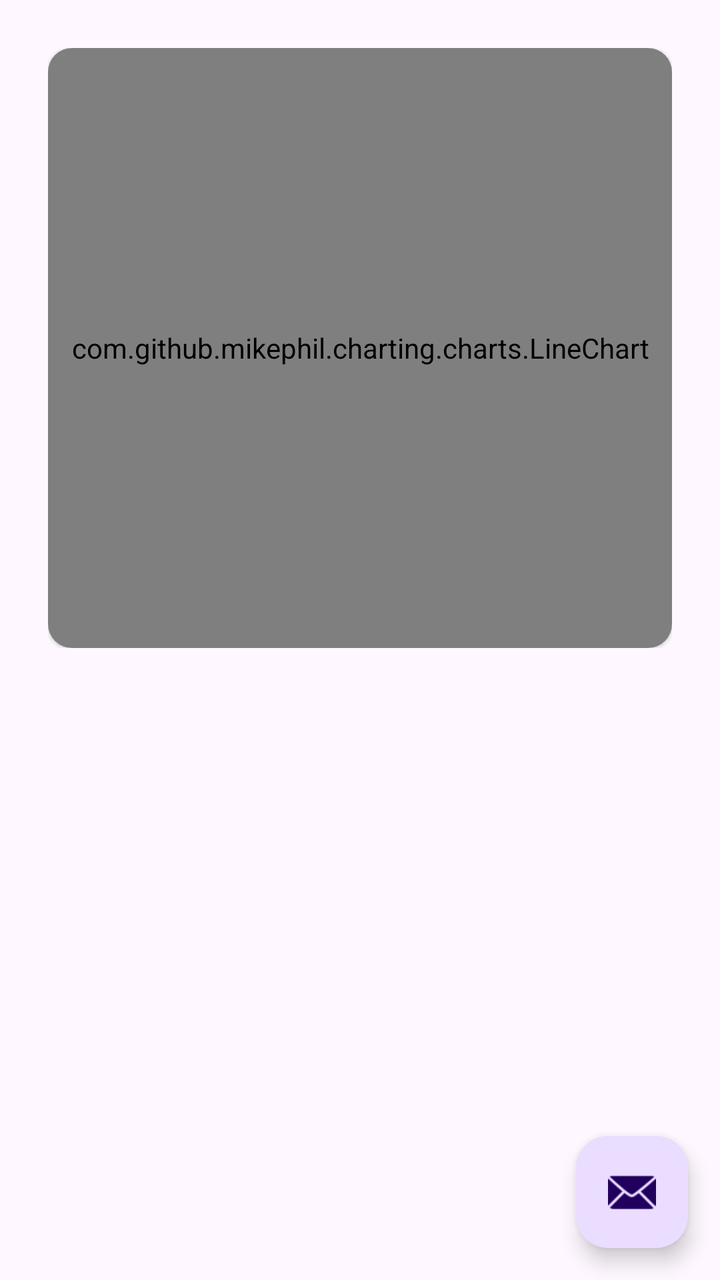
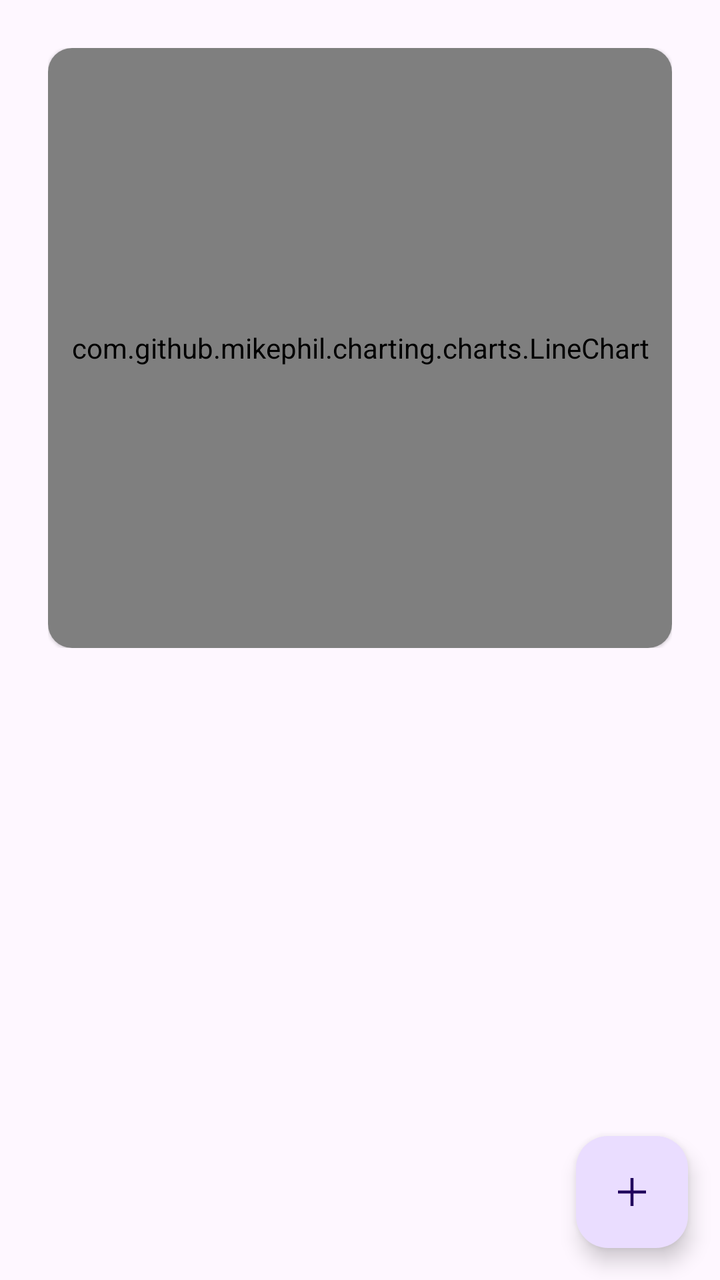

Two renders of the same Android screen: before a commit and after it. Below are the layout's source before the change and the commit's diff.
<!-- AndroidManifest.xml: application theme Theme.TaskTracker -->
<!-- res/layout/fragment_dashboard.xml -->
<?xml version="1.0" encoding="utf-8"?>
<androidx.constraintlayout.widget.ConstraintLayout xmlns:android="http://schemas.android.com/apk/res/android"
    xmlns:app="http://schemas.android.com/apk/res-auto"
    xmlns:tools="http://schemas.android.com/tools"
    android:layout_width="match_parent"
    android:layout_height="match_parent"
    android:fitsSystemWindows="true"
    tools:context=".gui.fragments.DashboardFragment">

        <androidx.core.widget.NestedScrollView
            android:layout_width="match_parent"
            android:layout_height="match_parent">

                <androidx.constraintlayout.widget.ConstraintLayout
                    android:layout_width="match_parent"
                    android:layout_height="match_parent"
                    android:padding="24dp">

                        <com.google.android.material.card.MaterialCardView
                            android:layout_width="match_parent"
                            android:layout_height="wrap_content"
                            style="?attr/materialCardViewElevatedStyle"
                            app:layout_constraintBottom_toBottomOf="parent"
                            app:layout_constraintEnd_toEndOf="parent"
                            app:layout_constraintStart_toStartOf="parent"
                            app:layout_constraintTop_toTopOf="parent" >

                                <com.github.mikephil.charting.charts.LineChart
                                    android:layout_width="match_parent"
                                    android:layout_height="300dp"
                                    android:id="@+id/chart_view"/>

                        </com.google.android.material.card.MaterialCardView>

                </androidx.constraintlayout.widget.ConstraintLayout>

        </androidx.core.widget.NestedScrollView>

        <com.google.android.material.floatingactionbutton.FloatingActionButton
            android:id="@+id/button_insert_entry"
            android:layout_width="wrap_content"
            android:layout_height="wrap_content"
            app:layout_constraintEnd_toEndOf="parent"
            app:layout_constraintBottom_toBottomOf="parent"
            android:layout_marginEnd="16dp"
            android:layout_marginBottom="16dp"
            app:srcCompat="@android:drawable/ic_dialog_email" />

</androidx.constraintlayout.widget.ConstraintLayout>
<!-- resources referenced by this layout -->
<resources>
  <style name="Theme.TaskTracker" parent="Base.Theme.TaskTracker" />
  <style name="Base.Theme.TaskTracker" parent="Theme.Material3.DayNight.NoActionBar">
          
          
      </style>
</resources>

<!-- the commit's change to res/layout/fragment_dashboard.xml (unified diff, before → after) -->
@@ -44,6 +44,6 @@
             app:layout_constraintBottom_toBottomOf="parent"
             android:layout_marginEnd="16dp"
             android:layout_marginBottom="16dp"
-            app:srcCompat="@android:drawable/ic_dialog_email" />
+            app:srcCompat="@drawable/ic_add" />
 
 </androidx.constraintlayout.widget.ConstraintLayout>
<!-- resource entries referenced after the edit -->
@@ -1,5 +1,16 @@
 <!-- resources referenced by this layout -->
 <resources>
+  <!-- drawable ic_add (drawable) -->
+  <vector xmlns:android="http://schemas.android.com/apk/res/android"
+      android:width="48dp"
+      android:height="48dp"
+      android:viewportWidth="48"
+      android:viewportHeight="48"
+      android:tint="?attr/colorControlNormal">
+    <path
+        android:fillColor="@android:color/white"
+        android:pathData="M22.5,38V25.5H10V22.5H22.5V10H25.5V22.5H38V25.5H25.5V38Z"/>
+  </vector>
   <style name="Theme.TaskTracker" parent="Base.Theme.TaskTracker" />
   <style name="Base.Theme.TaskTracker" parent="Theme.Material3.DayNight.NoActionBar">
           
